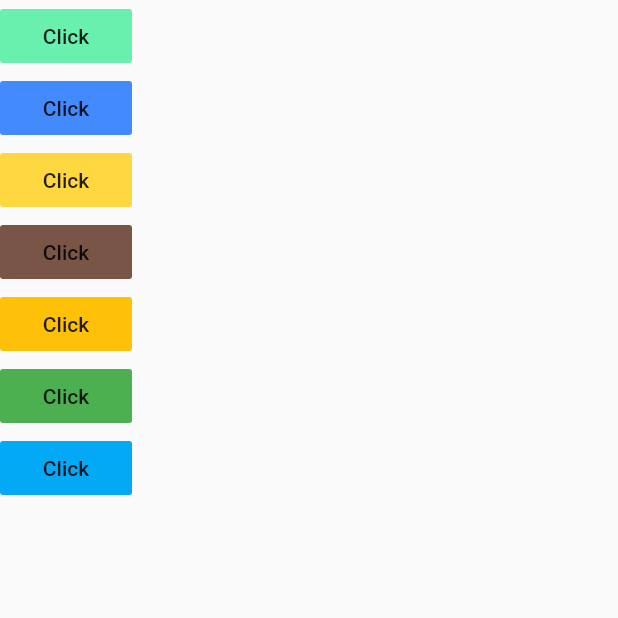
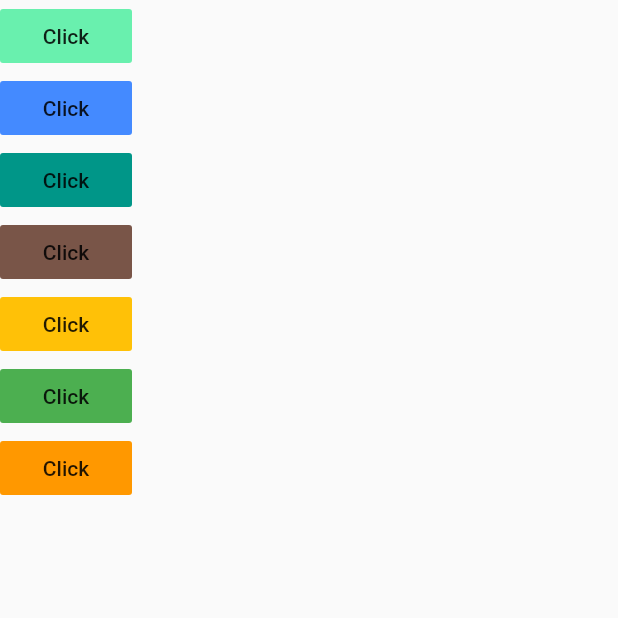
Before and after one commit to imjmakki/Xylo, a Flutter app: the screen it shows after launch, on a phone screen of 412 x 824 dp, the top half of it. Run offline on Flutter 3.47's test engine with Material 2 defaults, Android fonts, the phone set to English and light mode, and no system bars; our stand-ins replace audioplayers.

Commit message:
Audio Practice

```diff
--- a/lib/main.dart
+++ b/lib/main.dart
@@ -37,7 +37,7 @@ class _XyloState extends State<Xylo> {
                 child: Text('Click'),
               ),
               FlatButton(
-                color: Colors.amberAccent,
+                color: Colors.teal,
                 onPressed: () {
                   final player = AudioCache();
                   player.play('note3.wav');
@@ -69,7 +69,7 @@ class _XyloState extends State<Xylo> {
                 child: Text('Click'),
               ),
               FlatButton(
-                color: Colors.lightBlue,
+                color: Colors.orange,
                 onPressed: () {
                   final player = AudioCache();
                   player.play('note7.wav');
```
